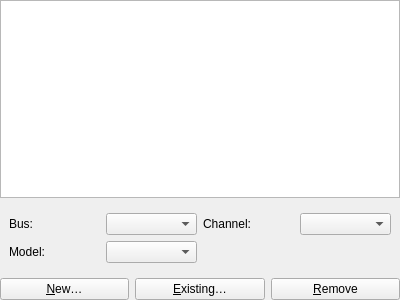
Above: src/qt/qt_settingsharddisks.ui from 86Box/86Box before the change. Below: the same form after it.
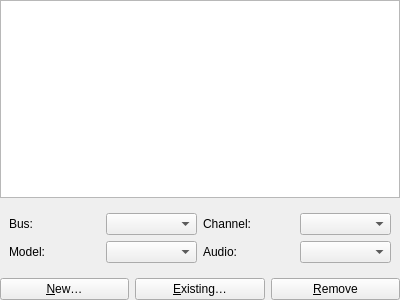
That is the form after the change.

Commit message: HDD audio profile for settings, ui and using the selected profile

Diff of the .ui file:
```diff
--- a/src/qt/qt_settingsharddisks.ui
+++ b/src/qt/qt_settingsharddisks.ui
@@ -90,6 +90,20 @@
         </property>
        </widget>
       </item>
+      <item row="1" column="2">
+       <widget class="QLabel" name="labelAudio">
+        <property name="text">
+         <string>Audio:</string>
+        </property>
+       </widget>
+      </item>
+      <item row="1" column="3">
+       <widget class="QComboBox" name="comboBoxAudio">
+        <property name="maxVisibleItems">
+         <number>30</number>
+        </property>
+       </widget>
+      </item>
      </layout>
     </widget>
    </item>
```
The commit also changes 8 other files.
